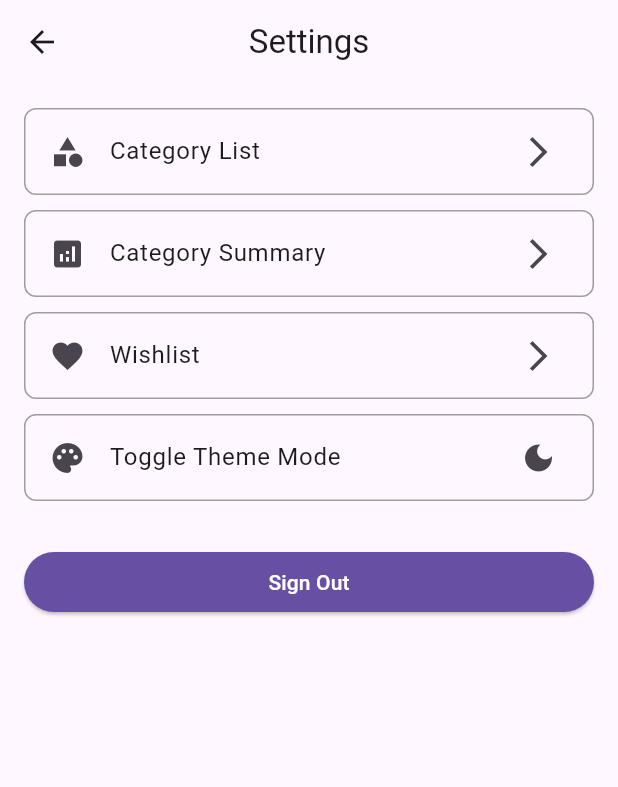
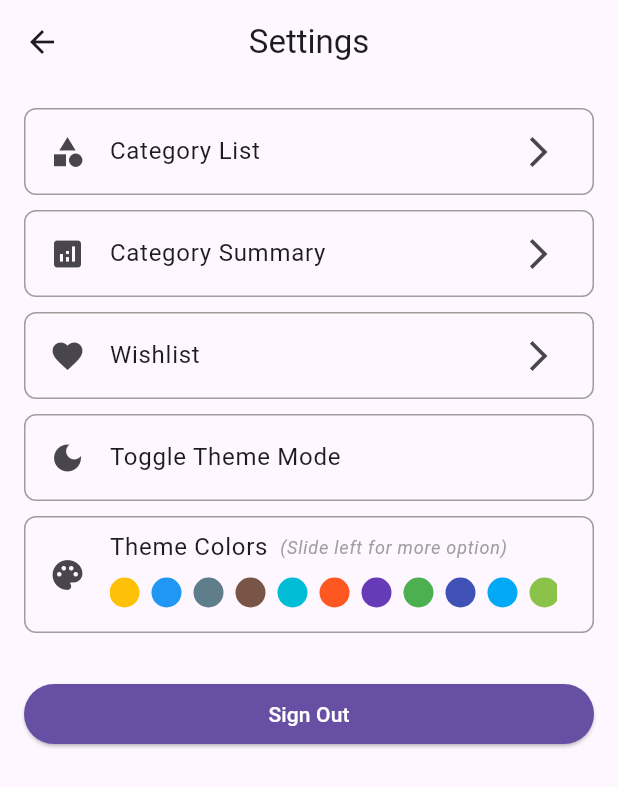
Before and after one commit to mussyahmi/my_finance_mate, a Flutter app: the SettingsPage screen opened directly with empty values, on a phone screen of 412 x 824 dp. Shown: the top 787 px of the screen. Run offline on Flutter 3.47's test engine with Material 3 defaults, Android fonts, the phone set to English and light mode, and no system bars; our stand-ins replace adaptive_theme, cloud_firestore, device_info_plus, file_picker, firebase_auth, firebase_core and 7 more; accounts and stored records are empty.

Commit message:
User can change theme color

```diff
--- a/lib/pages/settings_page.dart
+++ b/lib/pages/settings_page.dart
@@ -128,8 +128,7 @@ class SettingsPageState extends State<SettingsPage> {
                 ),
                 child: ListTile(
                   title: const Text('Toggle Theme Mode'),
-                  leading: const Icon(Icons.palette),
-                  trailing: Icon(savedThemeMode == AdaptiveThemeMode.light
+                  leading: Icon(savedThemeMode == AdaptiveThemeMode.light
                       ? Icons.light_mode
                       : Icons.dark_mode),
                   onTap: () async {
@@ -149,6 +148,78 @@ class SettingsPageState extends State<SettingsPage> {
                       savedThemeMode = result;
                     });
                   },
+                ),
+              ),
+              const SizedBox(height: 10),
+              Container(
+                decoration: BoxDecoration(
+                  border: Border.all(
+                    color: Colors.grey,
+                    width: 1.0,
+                  ),
+                  borderRadius: BorderRadius.circular(8.0),
+                ),
+                child: const ListTile(
+                  title: Row(
+                    children: [
+                      Text('Theme Colors'),
+                      SizedBox(width: 8),
+                      Text(
+                        '(Slide left for more option)',
+                        style: TextStyle(
+                          fontSize: 12,
+                          color: Colors.grey,
+                          fontStyle: FontStyle.italic
+                        ),
+                      ),
+                    ],
+                  ),
+                  leading: Icon(Icons.palette),
+                  subtitle: SingleChildScrollView(
+                    scrollDirection: Axis.horizontal,
+                    child: Padding(
+                      padding: EdgeInsets.symmetric(vertical: 8.0),
+                      child: Row(
+                        children: [
+                          ThemeColorSelector(color: Colors.amber),
+                          SizedBox(width: 8),
+                          ThemeColorSelector(color: Colors.blue),
+                          SizedBox(width: 8),
+                          ThemeColorSelector(color: Colors.blueGrey),
+                          SizedBox(width: 8),
+                          ThemeColorSelector(color: Colors.brown),
+                          SizedBox(width: 8),
+                          ThemeColorSelector(color: Colors.cyan),
+                          SizedBox(width: 8),
+                          ThemeColorSelector(color: Colors.deepOrange),
+                          SizedBox(width: 8),
+                          ThemeColorSelector(color: Colors.deepPurple),
+                          SizedBox(width: 8),
+                          ThemeColorSelector(color: Colors.green),
+                          SizedBox(width: 8),
+                          ThemeColorSelector(color: Colors.indigo),
+                          SizedBox(width: 8),
+                          ThemeColorSelector(color: Colors.lightBlue),
+                          SizedBox(width: 8),
+                          ThemeColorSelector(color: Colors.lightGreen),
+                          SizedBox(width: 8),
+                          ThemeColorSelector(color: Colors.lime),
+                          SizedBox(width: 8),
+                          ThemeColorSelector(color: Colors.orange),
+                          SizedBox(width: 8),
+                          ThemeColorSelector(color: Colors.pink),
+                          SizedBox(width: 8),
+                          ThemeColorSelector(color: Colors.purple),
+                          SizedBox(width: 8),
+                          ThemeColorSelector(color: Colors.red),
+                          SizedBox(width: 8),
+                          ThemeColorSelector(color: Colors.teal),
+                          SizedBox(width: 8),
+                          ThemeColorSelector(color: Colors.yellow),
+                        ],
+                      ),
+                    ),
+                  ),
                 ),
               ),
               const SizedBox(height: 30),
@@ -185,3 +256,37 @@ class SettingsPageState extends State<SettingsPage> {
     }
   }
 }
+
+class ThemeColorSelector extends StatelessWidget {
+  final MaterialColor color;
+
+  const ThemeColorSelector({super.key, required this.color});
+
+  @override
+  Widget build(BuildContext context) {
+    return GestureDetector(
+      onTap: () {
+        AdaptiveTheme.of(context).setTheme(
+          light: ThemeData(
+            useMaterial3: true,
+            brightness: Brightness.light,
+            colorSchemeSeed: color,
+          ),
+          dark: ThemeData(
+            useMaterial3: true,
+            brightness: Brightness.dark,
+            colorSchemeSeed: color,
+          ),
+        );
+      },
+      child: Container(
+        width: 20,
+        height: 20,
+        decoration: BoxDecoration(
+          shape: BoxShape.circle,
+          color: color,
+        ),
+      ),
+    );
+  }
+}
```
